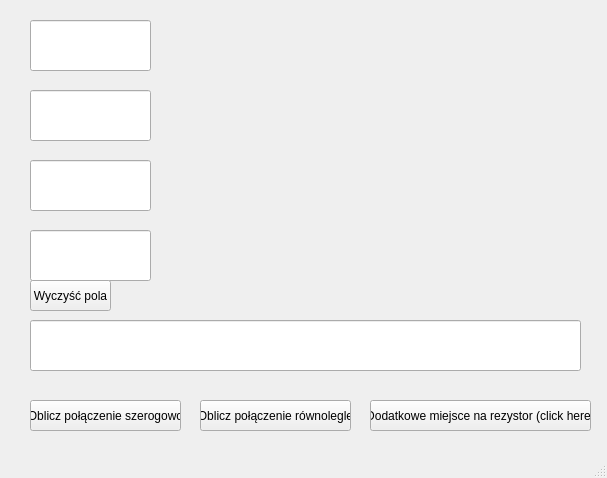
Old version of the form mainwindow.ui in the repository 261995/Kalkulator-rezystancji-GUI2.
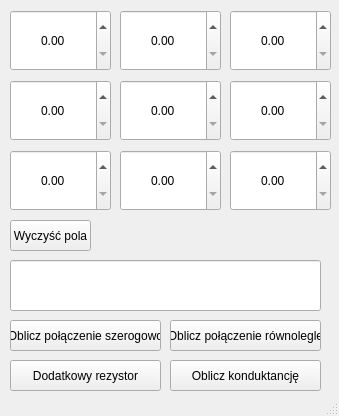
New version of the form.

Patch:
```diff
--- a/mainwindow.ui
+++ b/mainwindow.ui
@@ -6,8 +6,8 @@
    <rect>
     <x>0</x>
     <y>0</y>
-    <width>607</width>
-    <height>478</height>
+    <width>339</width>
+    <height>416</height>
    </rect>
   </property>
   <property name="windowTitle">
@@ -17,8 +17,8 @@
    <widget class="QPushButton" name="pushButton">
     <property name="geometry">
      <rect>
-      <x>30</x>
-      <y>400</y>
+      <x>10</x>
+      <y>320</y>
       <width>151</width>
       <height>31</height>
      </rect>
@@ -30,8 +30,8 @@
    <widget class="QPushButton" name="pushButton_2">
     <property name="geometry">
      <rect>
-      <x>200</x>
-      <y>400</y>
+      <x>170</x>
+      <y>320</y>
       <width>151</width>
       <height>31</height>
      </rect>
@@ -40,64 +40,27 @@
      <string>Oblicz połączenie równolegle</string>
     </property>
    </widget>
-   <widget class="QLineEdit" name="lineEdit">
-    <property name="geometry">
-     <rect>
-      <x>30</x>
-      <y>20</y>
-      <width>121</width>
-      <height>51</height>
-     </rect>
-    </property>
-   </widget>
    <widget class="QLineEdit" name="lineEdit_2">
     <property name="geometry">
      <rect>
-      <x>30</x>
-      <y>320</y>
-      <width>551</width>
+      <x>10</x>
+      <y>260</y>
+      <width>311</width>
       <height>51</height>
      </rect>
     </property>
     <property name="text">
      <string/>
     </property>
-   </widget>
-   <widget class="QLineEdit" name="lineEdit_3">
-    <property name="geometry">
-     <rect>
-      <x>30</x>
-      <y>90</y>
-      <width>121</width>
-      <height>51</height>
-     </rect>
-    </property>
-   </widget>
-   <widget class="QLineEdit" name="lineEdit_4">
-    <property name="geometry">
-     <rect>
-      <x>30</x>
-      <y>160</y>
-      <width>121</width>
-      <height>51</height>
-     </rect>
-    </property>
-   </widget>
-   <widget class="QLineEdit" name="lineEdit_5">
-    <property name="geometry">
-     <rect>
-      <x>30</x>
-      <y>230</y>
-      <width>121</width>
-      <height>51</height>
-     </rect>
+    <property name="alignment">
+     <set>Qt::AlignCenter</set>
     </property>
    </widget>
    <widget class="QPushButton" name="pushButton_3">
     <property name="geometry">
      <rect>
-      <x>30</x>
-      <y>280</y>
+      <x>10</x>
+      <y>220</y>
       <width>81</width>
       <height>31</height>
      </rect>
@@ -109,14 +72,171 @@
    <widget class="QPushButton" name="pushButton_4">
     <property name="geometry">
      <rect>
-      <x>370</x>
-      <y>400</y>
-      <width>221</width>
+      <x>10</x>
+      <y>360</y>
+      <width>151</width>
       <height>31</height>
      </rect>
     </property>
     <property name="text">
-     <string>Dodatkowe miejsce na rezystor (click here)</string>
+     <string>Dodatkowy rezystor</string>
+    </property>
+   </widget>
+   <widget class="QDoubleSpinBox" name="doubleSpinBox">
+    <property name="geometry">
+     <rect>
+      <x>10</x>
+      <y>10</y>
+      <width>101</width>
+      <height>61</height>
+     </rect>
+    </property>
+    <property name="acceptDrops">
+     <bool>true</bool>
+    </property>
+    <property name="alignment">
+     <set>Qt::AlignCenter</set>
+    </property>
+   </widget>
+   <widget class="QPushButton" name="pushButton_5">
+    <property name="geometry">
+     <rect>
+      <x>170</x>
+      <y>360</y>
+      <width>151</width>
+      <height>31</height>
+     </rect>
+    </property>
+    <property name="text">
+     <string>Oblicz konduktancję</string>
+    </property>
+   </widget>
+   <widget class="QDoubleSpinBox" name="doubleSpinBox_2">
+    <property name="geometry">
+     <rect>
+      <x>120</x>
+      <y>10</y>
+      <width>101</width>
+      <height>61</height>
+     </rect>
+    </property>
+    <property name="acceptDrops">
+     <bool>true</bool>
+    </property>
+    <property name="alignment">
+     <set>Qt::AlignCenter</set>
+    </property>
+   </widget>
+   <widget class="QDoubleSpinBox" name="doubleSpinBox_3">
+    <property name="geometry">
+     <rect>
+      <x>230</x>
+      <y>10</y>
+      <width>101</width>
+      <height>61</height>
+     </rect>
+    </property>
+    <property name="acceptDrops">
+     <bool>true</bool>
+    </property>
+    <property name="alignment">
+     <set>Qt::AlignCenter</set>
+    </property>
+   </widget>
+   <widget class="QDoubleSpinBox" name="doubleSpinBox_4">
+    <property name="geometry">
+     <rect>
+      <x>10</x>
+      <y>80</y>
+      <width>101</width>
+      <height>61</height>
+     </rect>
+    </property>
+    <property name="acceptDrops">
+     <bool>true</bool>
+    </property>
+    <property name="alignment">
+     <set>Qt::AlignCenter</set>
+    </property>
+   </widget>
+   <widget class="QDoubleSpinBox" name="doubleSpinBox_5">
+    <property name="geometry">
+     <rect>
+      <x>120</x>
+      <y>80</y>
+      <width>101</width>
+      <height>61</height>
+     </rect>
+    </property>
+    <property name="acceptDrops">
+     <bool>true</bool>
+    </property>
+    <property name="alignment">
+     <set>Qt::AlignCenter</set>
+    </property>
+   </widget>
+   <widget class="QDoubleSpinBox" name="doubleSpinBox_6">
+    <property name="geometry">
+     <rect>
+      <x>230</x>
+      <y>80</y>
+      <width>101</width>
+      <height>61</height>
+     </rect>
+    </property>
+    <property name="acceptDrops">
+     <bool>true</bool>
+    </property>
+    <property name="alignment">
+     <set>Qt::AlignCenter</set>
+    </property>
+   </widget>
+   <widget class="QDoubleSpinBox" name="doubleSpinBox_7">
+    <property name="geometry">
+     <rect>
+      <x>10</x>
+      <y>150</y>
+      <width>101</width>
+      <height>61</height>
+     </rect>
+    </property>
+    <property name="acceptDrops">
+     <bool>true</bool>
+    </property>
+    <property name="alignment">
+     <set>Qt::AlignCenter</set>
+    </property>
+   </widget>
+   <widget class="QDoubleSpinBox" name="doubleSpinBox_8">
+    <property name="geometry">
+     <rect>
+      <x>120</x>
+      <y>150</y>
+      <width>101</width>
+      <height>61</height>
+     </rect>
+    </property>
+    <property name="acceptDrops">
+     <bool>true</bool>
+    </property>
+    <property name="alignment">
+     <set>Qt::AlignCenter</set>
+    </property>
+   </widget>
+   <widget class="QDoubleSpinBox" name="doubleSpinBox_9">
+    <property name="geometry">
+     <rect>
+      <x>230</x>
+      <y>150</y>
+      <width>101</width>
+      <height>61</height>
+     </rect>
+    </property>
+    <property name="acceptDrops">
+     <bool>true</bool>
+    </property>
+    <property name="alignment">
+     <set>Qt::AlignCenter</set>
     </property>
    </widget>
   </widget>
```
